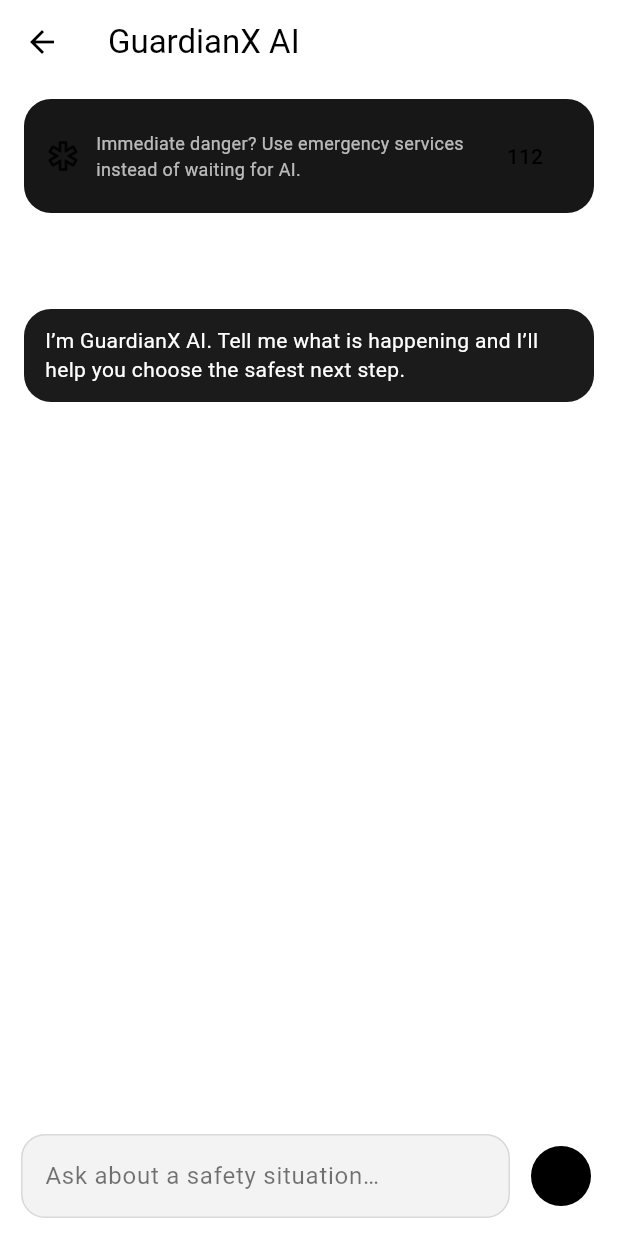
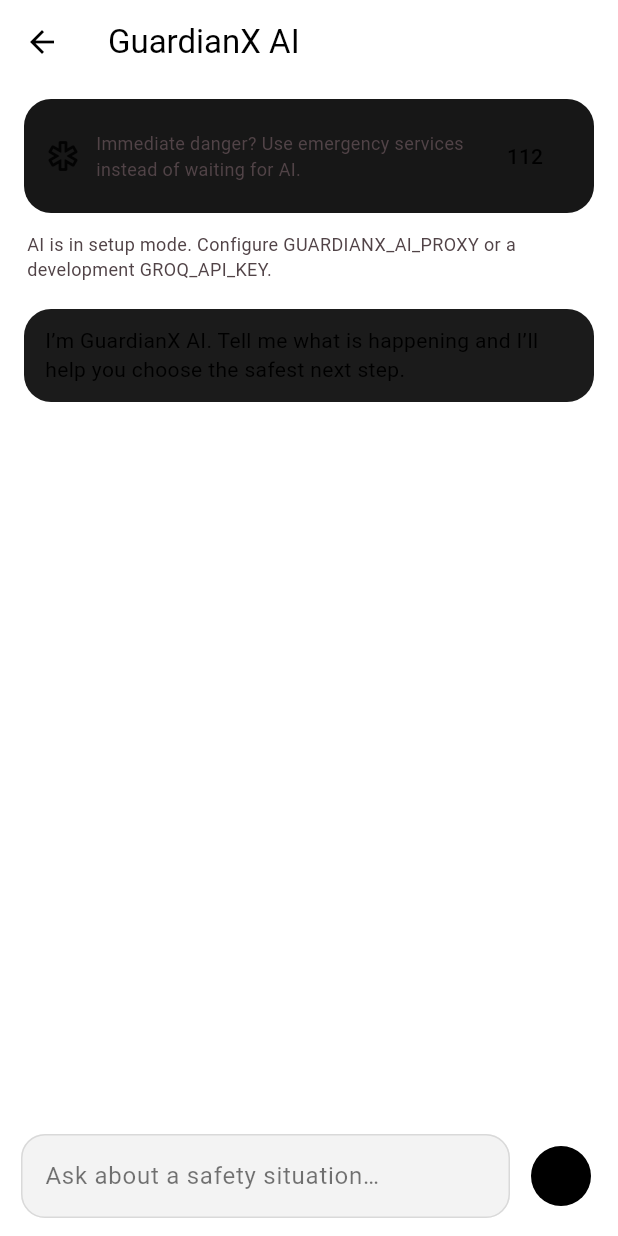
Before and after one commit to VISHNUVS-1315/GuardianX, a Flutter app: the AiAssistantScreen screen opened directly, on a phone screen of 412 x 824 dp. Run offline on Flutter 3.47's test engine with Material 3 defaults, Android fonts, the phone set to English and light mode, and no system bars; our stand-ins replace cloud_firestore, file_picker, firebase_auth, firebase_core, firebase_storage, flutter_secure_storage and 3 more; accounts and stored records are empty.

Commit message:
Make AI screen theme-aware

```diff
--- a/lib/screens/ai_assistant_screen.dart
+++ b/lib/screens/ai_assistant_screen.dart
@@ -4,7 +4,7 @@
 import '../services/sos_service.dart';
 
 class AiAssistantScreen extends StatefulWidget {
-  const AiAssistantScreen({super.key});
+  AiAssistantScreen({super.key});
 
   @override
   State<AiAssistantScreen> createState() => _AiAssistantScreenState();
@@ -68,7 +68,7 @@
       if (!_scrollController.hasClients) return;
       _scrollController.animateTo(
         _scrollController.position.maxScrollExtent,
-        duration: const Duration(milliseconds: 220),
+        duration: Duration(milliseconds: 220),
         curve: Curves.easeOut,
       );
     });
@@ -77,26 +77,26 @@
   @override
   Widget build(BuildContext context) {
     return Scaffold(
-      appBar: AppBar(title: const Text('GuardianX AI')),
+      appBar: AppBar(title: Text('GuardianX AI')),
       body: SafeArea(
         child: Column(
           children: [
             Container(
               width: double.infinity,
-              margin: const EdgeInsets.fromLTRB(16, 10, 16, 4),
-              padding: const EdgeInsets.all(14),
+              margin: EdgeInsets.fromLTRB(16, 10, 16, 4),
+              padding: EdgeInsets.all(14),
               decoration: BoxDecoration(
-                color: const Color(0xFF171717),
+                color: Color(0xFF171717),
                 borderRadius: BorderRadius.circular(18),
               ),
               child: Row(
                 children: [
-                  const Icon(Icons.emergency_outlined),
-                  const SizedBox(width: 10),
-                  const Expanded(
+                  Icon(Icons.emergency_outlined),
+                  SizedBox(width: 10),
+                  Expanded(
                     child: Text(
                       'Immediate danger? Use emergency services instead of waiting for AI.',
-                      style: TextStyle(fontSize: 12, color: Colors.white70),
+                      style: TextStyle(fontSize: 12, color: Theme.of(context).colorScheme.onSurfaceVariant),
                     ),
                   ),
                   TextButton(
@@ -110,23 +110,23 @@
                         );
                       }
                     },
-                    child: const Text('112'),
+                    child: Text('112'),
                   ),
                 ],
               ),
             ),
             if (!AiService.configured)
-              const Padding(
+              Padding(
                 padding: EdgeInsets.fromLTRB(18, 8, 18, 4),
                 child: Text(
                   'AI is in setup mode. Configure GUARDIANX_AI_PROXY or a development GROQ_API_KEY.',
-                  style: TextStyle(color: Colors.white70, fontSize: 12),
+                  style: TextStyle(color: Theme.of(context).colorScheme.onSurfaceVariant, fontSize: 12),
                 ),
               ),
             Expanded(
               child: ListView.builder(
                 controller: _scrollController,
-                padding: const EdgeInsets.fromLTRB(16, 14, 16, 18),
+                padding: EdgeInsets.fromLTRB(16, 14, 16, 18),
                 itemCount: _messages.length,
                 itemBuilder: (context, index) {
                   final item = _messages[index];
@@ -135,20 +135,22 @@
                     alignment:
                         user ? Alignment.centerRight : Alignment.centerLeft,
                     child: Container(
-                      constraints: const BoxConstraints(maxWidth: 520),
-                      margin: const EdgeInsets.only(bottom: 10),
-                      padding: const EdgeInsets.symmetric(
+                      constraints: BoxConstraints(maxWidth: 520),
+                      margin: EdgeInsets.only(bottom: 10),
+                      padding: EdgeInsets.symmetric(
                         horizontal: 14,
                         vertical: 12,
                       ),
                       decoration: BoxDecoration(
-                        color: user ? Colors.white : const Color(0xFF1B1B1B),
+                        color: user ? Colors.white : Color(0xFF1B1B1B),
                         borderRadius: BorderRadius.circular(18),
                       ),
                       child: Text(
                         item.text,
                         style: TextStyle(
-                          color: user ? Colors.black : Colors.white,
+                          color: user
+                              ? Theme.of(context).colorScheme.onPrimary
+                              : Theme.of(context).colorScheme.onSurface,
                           height: 1.35,
                         ),
                       ),
@@ -173,21 +175,21 @@
                       maxLines: 4,
                       textInputAction: TextInputAction.send,
                       onSubmitted: (_) => _send(),
-                      decoration: const InputDecoration(
+                      decoration: InputDecoration(
                         hintText: 'Ask about a safety situation…',
                       ),
                     ),
                   ),
-                  const SizedBox(width: 10),
+                  SizedBox(width: 10),
                   IconButton.filled(
                     onPressed: _sending ? null : _send,
                     icon: _sending
-                        ? const SizedBox(
+                        ? SizedBox(
                             width: 18,
                             height: 18,
                             child: CircularProgressIndicator(strokeWidth: 2),
                           )
-                        : const Icon(Icons.arrow_upward),
+                        : Icon(Icons.arrow_upward),
                   ),
                 ],
               ),
```
